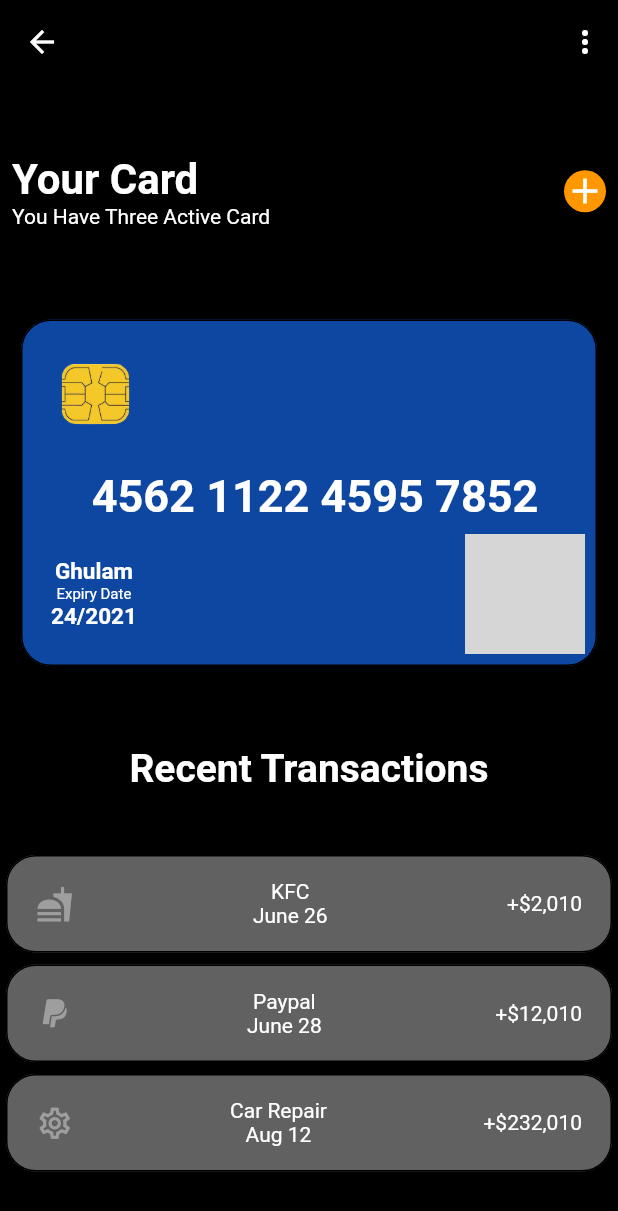
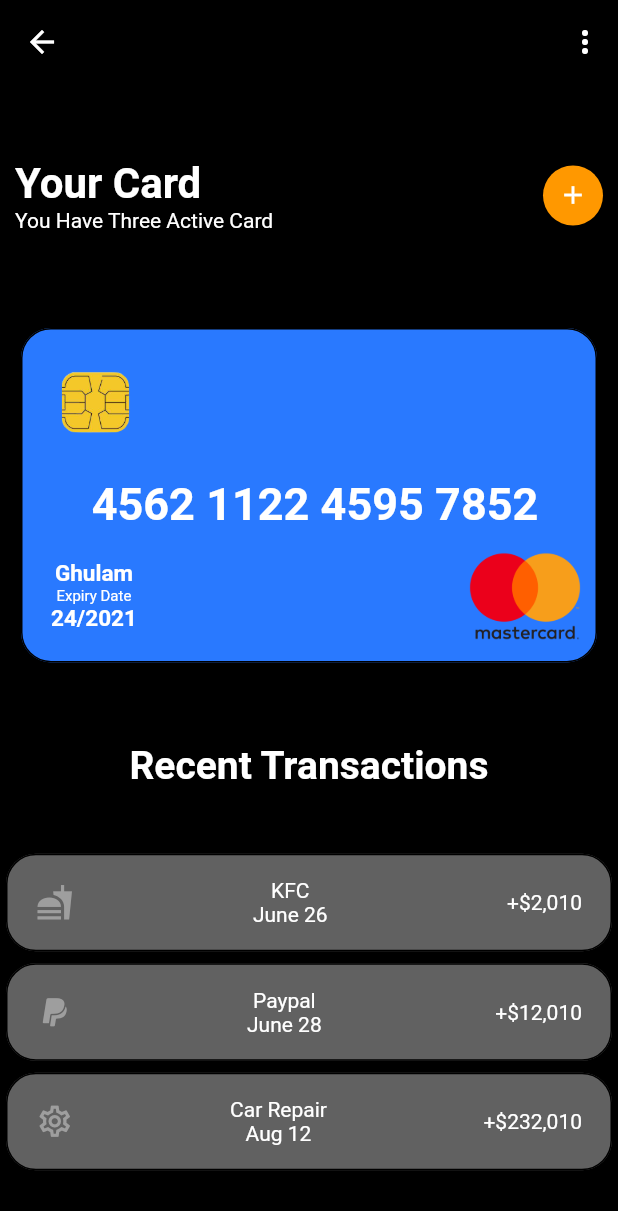
Before and after one commit to AmanGodhani03/21010101068_FlutterProject, a Flutter app: the Card_Page screen opened directly, on a phone screen of 412 x 824 dp. Shown: the top 1211 px of the screen. Run offline on Flutter 3.47's test engine with Material 2 defaults, Android fonts, the phone set to English and light mode, and no system bars; our stand-ins replace fl_chart; grey boxes are pictures that could not be loaded.

Commit message:
Update card_page.dart

```diff
--- a/lib/card_page.dart
+++ b/lib/card_page.dart
@@ -19,7 +19,7 @@ class Card_Page extends StatelessWidget {
         mainAxisAlignment: MainAxisAlignment.spaceEvenly,
         children: [
           Padding(
-            padding: const EdgeInsets.all(8.0),
+            padding: const EdgeInsets.all(10.0),
             child: Row(
               mainAxisAlignment: MainAxisAlignment.spaceBetween,
               children: [
@@ -45,10 +45,13 @@ class Card_Page extends StatelessWidget {
                     decoration: BoxDecoration(
                         borderRadius: BorderRadius.circular(20),
                         color: Colors.orange),
-                    child: Icon(
-                      Icons.add,
-                      color: Colors.white,
-                      size: 28,
+                    child: Padding(
+                      padding: const EdgeInsets.all(10.0),
+                      child: Icon(
+                        Icons.add,
+                        color: Colors.white,
+                        size: 20,
+                      ),
                     )),
               ],
             ),
@@ -58,7 +61,7 @@ class Card_Page extends StatelessWidget {
             child: Card(
               shape:
                   OutlineInputBorder(borderRadius: BorderRadius.circular(20)),
-              color: Colors.blue.shade900,
+              color: Colors.blueAccent.shade400,
               child: Column(
                 mainAxisAlignment: MainAxisAlignment.spaceEvenly,
                 children: [
@@ -113,7 +116,7 @@ class Card_Page extends StatelessWidget {
                           child: Container(
                             child: Column(
                               children: [
-                                Image.asset("images/mastercard-26132.png",
+                                Image.asset("assets/images/mastercard-26132.png",
                                     width: 80),
                               ],
                             ),
```
